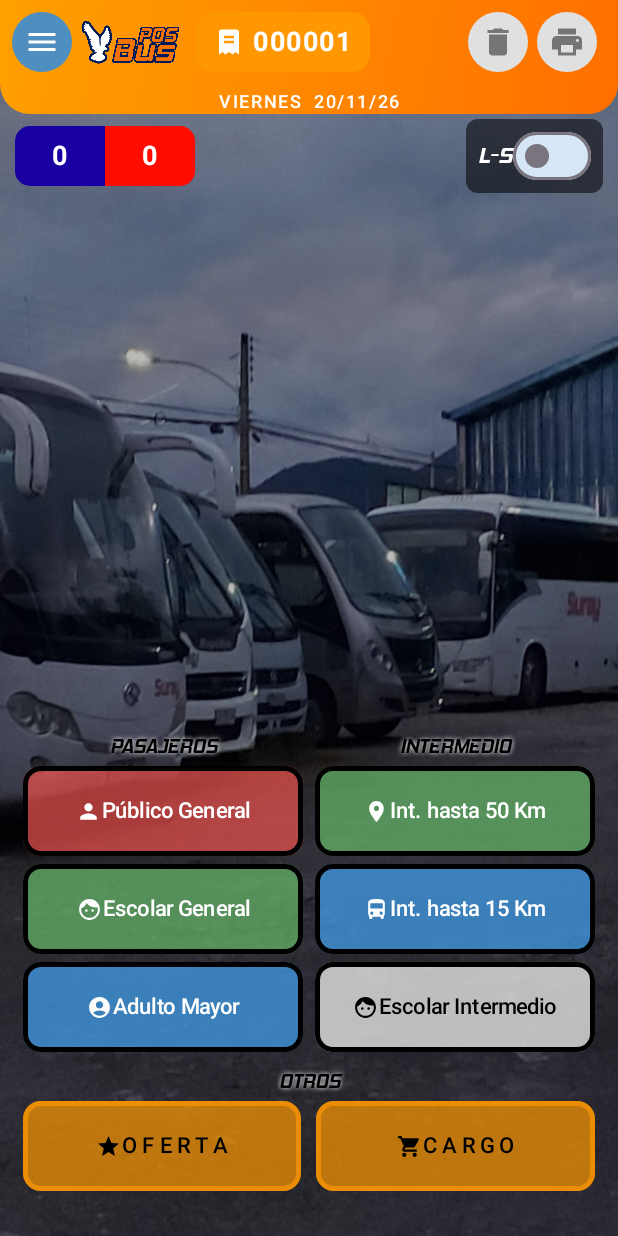
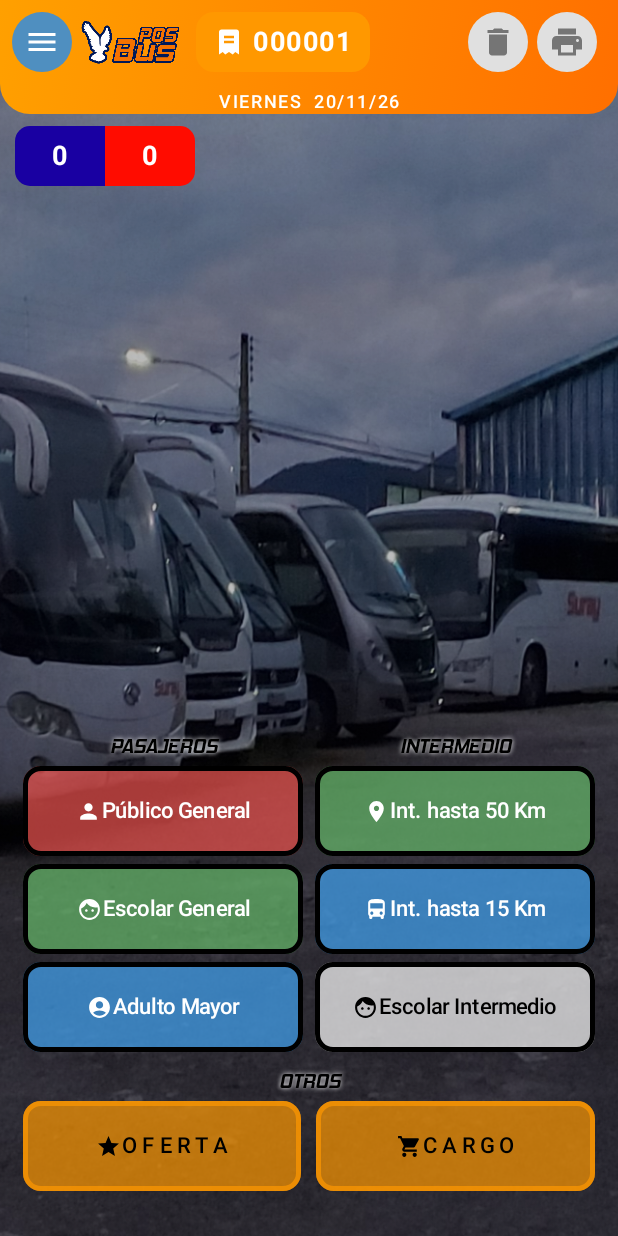
Before and after one commit to Roadixito23/SurayPOSKotlin, an Android app built with Jetpack Compose: the HomeScreen screen opened through its navigation route, on a phone screen of 412 x 824 dp. Run offline under Robolectric (Android 15) with nearby library versions, the phone set to English and light mode, and no system bars; pictures from the network do not load.

Commit message:
feat: tarifa única en Inicio y Ajustes
- Inicio: con tarifa única se oculta el interruptor L-S / D/F (etiqueta, ⚡ y Switch); fondo blanco, precios y colores de lunes a sábado;
  no se consultan los feriados (se vuelve a evaluar al apagar la tarifa única).
- Ajustes → Precios: tarjeta con el Switch «Tarifa única toda la semana»; con ella activa se oculta «Domingo y feriados»
  (los datos se conservan) y el título pasa a «Precios (toda la semana)».
- Colores de botones: se ocultan los de domingo y «Lunes a sábado» pasa a «Tarifas».

```diff
--- a/app/src/main/kotlin/cl/suray/posbus/ui/home/HomeScreen.kt
+++ b/app/src/main/kotlin/cl/suray/posbus/ui/home/HomeScreen.kt
@@ -295,7 +295,8 @@ private fun PendingBanner(onClose: () -> Unit) {
 private fun StatusBand(state: HomeUiState, onRate: (Boolean) -> Unit) {
     Row(Modifier.fillMaxWidth().height(56.dp).padding(horizontal = 10.dp, vertical = 3.dp), horizontalArrangement = Arrangement.SpaceBetween, verticalAlignment = Alignment.CenterVertically) {
         TransactionCounter(state.salesToday, state.cancellationsToday)
-        Row(
+        // Con tarifa única no hay interruptor L-S / D/F: solo queda el contador de ventas.
+        if (!state.unifiedFare) Row(
             Modifier
                 .clip(RoundedCornerShape(8.dp))
                 .background(Color.Black.copy(alpha = 0.55f))
--- a/app/src/main/kotlin/cl/suray/posbus/ui/home/HomeViewModel.kt
+++ b/app/src/main/kotlin/cl/suray/posbus/ui/home/HomeViewModel.kt
@@ -16,6 +16,7 @@ import cl.suray.posbus.domain.CANCELLATION_PREFIX
 import cl.suray.posbus.domain.DAYS_ES_UPPER
 import cl.suray.posbus.domain.DateParts
 import cl.suray.posbus.domain.FareKind
+import cl.suray.posbus.domain.faresFor
 import cl.suray.posbus.domain.LocalDay
 import cl.suray.posbus.domain.SumUpConfig
 import cl.suray.posbus.domain.cancellableLast
@@ -29,6 +30,8 @@ import kotlinx.coroutines.flow.StateFlow
 import kotlinx.coroutines.flow.stateIn
 import kotlinx.coroutines.flow.asSharedFlow
 import kotlinx.coroutines.flow.combine
+import kotlinx.coroutines.flow.distinctUntilChanged
+import kotlinx.coroutines.flow.map
 import kotlinx.coroutines.launch
 import kotlinx.coroutines.withContext
 
@@ -40,6 +43,8 @@ data class HomeUiState(
     val dayName: String = "",
     val dateText: String = "",
     val nextComprobante: Int = 1,
+    /** Tarifa única toda la semana: no hay interruptor L-S / D-F ni detección de feriados. */
+    val unifiedFare: Boolean = true,
     val sundayRate: Boolean = false,
     val autoRate: Boolean = false,
     val holidayReason: String? = null,
@@ -101,13 +106,17 @@ class HomeViewModel(private val c: AppContainer) : ViewModel() {
         val cancelled = flags[2] as Boolean
         val last = flags[3] as LastTransaction?
         val isCargo = last?.nombre?.lowercase()?.contains("cargo") == true
+        val unified = c.prefs.unifiedFare
+        val kind = FareKind.of(unified, sunday)
         s.copy(
-            sundayRate = sunday,
-            autoRate = auto,
-            holidayReason = reason,
+            unifiedFare = unified,
+            // Con tarifa única el interruptor, el ⚡ y el aviso de feriado no existen: todo se cobra como lunes a sábado.
+            sundayRate = kind == FareKind.SUNDAY,
+            autoRate = auto && !unified,
+            holidayReason = if (unified) null else reason,
             canCancel = s.canCancel && !cancelled,
             canReprint = last != null && (isCargo || !reprinted),
-            fares = if (sunday) c.prefs.sundayFares else c.prefs.weekdayFares,
+            fares = faresFor(kind, c.prefs.weekdayFares, c.prefs.sundayFares),
             busy = isBusy,
             lastIsCargo = isCargo,
             cardAvailable = SumUpConfig.isReady(c.prefs.sumUpEnabled, c.prefs.sumUpAffiliateKey),
@@ -124,7 +133,10 @@ class HomeViewModel(private val c: AppContainer) : ViewModel() {
                 delay(1_000)
             }
         }
-        viewModelScope.launch { detectRate() }
+        // Los feriados solo importan en el modo diferenciado: se consulta al abrir y cada vez que se apaga la tarifa única.
+        viewModelScope.launch {
+            c.settingsRevision.map { c.prefs.unifiedFare }.distinctUntilChanged().collect { detectRate() }
+        }
         viewModelScope.launch {
             c.pending.startPeriodicCheck(viewModelScope) {
                 c.pending.markAlertShown()
@@ -139,6 +151,12 @@ class HomeViewModel(private val c: AppContainer) : ViewModel() {
 
     /** Domingo o feriado activa la tarifa especial; el usuario puede cambiarla a mano después. */
     private suspend fun detectRate() {
+        if (c.prefs.unifiedFare) {
+            sundayRate.value = false
+            autoRate.value = false
+            holidayReason.value = null
+            return
+        }
         val result = withContext(Dispatchers.IO) { runCatching { c.holidays.checkToday() }.getOrNull() } ?: return
         sundayRate.value = result.isSpecial
         autoRate.value = result.isSpecial
```
Also changed, not shown: app/src/main/kotlin/cl/suray/posbus/ui/settings/ButtonColorsScreen.kt (+5 -3 lines), app/src/main/kotlin/cl/suray/posbus/ui/settings/SettingsScreen.kt (+10 -2 lines), app/src/main/kotlin/cl/suray/posbus/ui/settings/SettingsViewModel.kt (+8 -0 lines).
